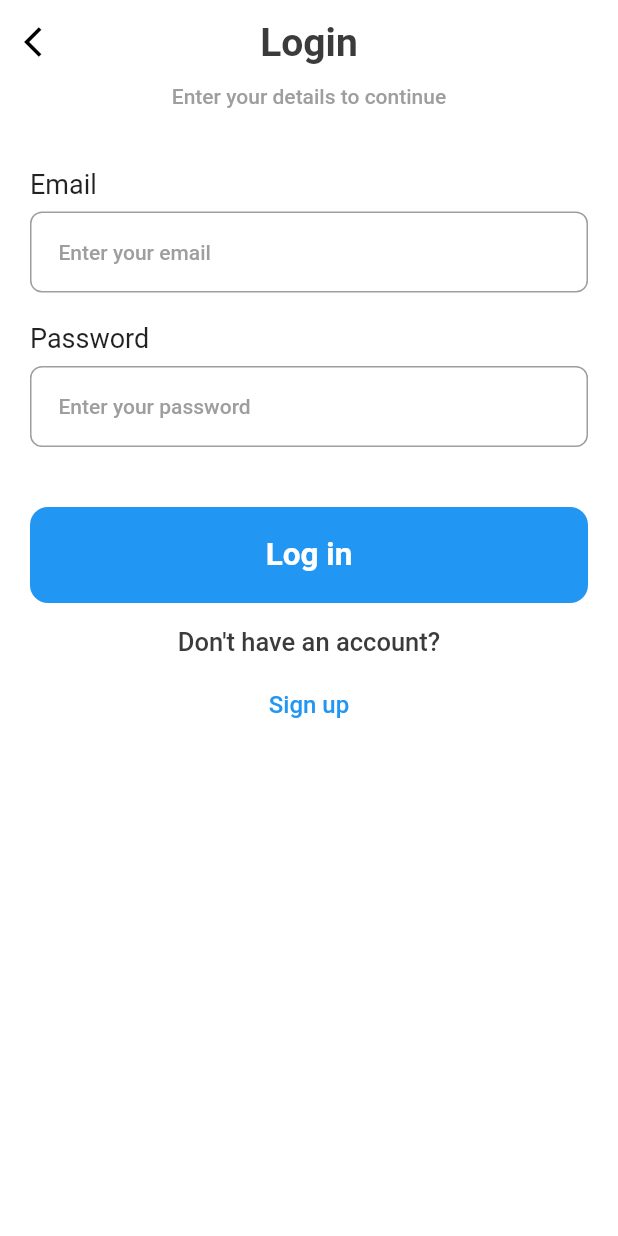
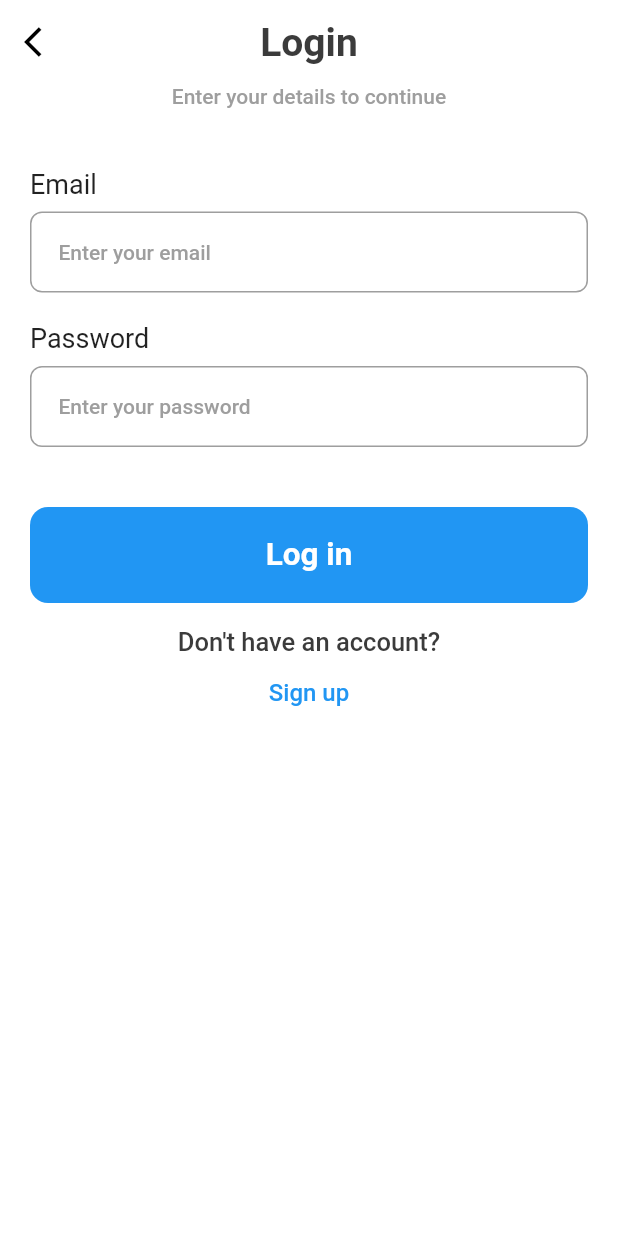
Before and after one commit to HumbleGh/eatsy, a Flutter app: the screen it shows after launch, on a phone screen of 412 x 824 dp. Run offline on Flutter 3.47's test engine with Material 2 defaults, Android fonts, the phone set to English and light mode, and no system bars; our stand-ins replace gap, get.

Commit message:
minor updates

```diff
--- a/lib/pages/home_page.dart
+++ b/lib/pages/home_page.dart
@@ -45,15 +45,6 @@ class HomePage extends StatelessWidget {
               Gap(AppLayout.getHeight(40)),
               //Log in button
               const ButtonText(text: 'Log in'),
-              // Container(
-              //   padding: EdgeInsets.all(AppLayout.getHeight(20)),
-              //   decoration: BoxDecoration(
-              //       color: Colors.blue,
-              //       borderRadius: BorderRadius.circular(12)),
-              //   child: Text('Log in',
-              //       textAlign: TextAlign.center,
-              //       style: Styles.headLineStyle2.copyWith(color: Colors.white)),
-              // ),
 
               Gap(AppLayout.getHeight(16)),
               Text(
@@ -61,7 +52,7 @@ class HomePage extends StatelessWidget {
                 style: Styles.headLineStyle3,
                 textAlign: TextAlign.center,
               ),
-              Gap(AppLayout.getHeight(8)),
+              // Gap(AppLayout.getHeight(2)),
 
               TextButton(
                 onPressed: () {
```
